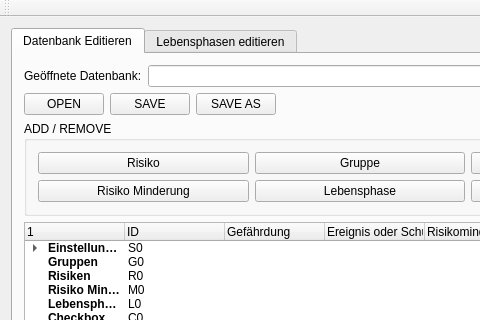
Old version of the form risk_manager.ui in the repository FlorianWeber1018/RiskManager; both pictures show x 0 to 480 and y 0 to 320 of the 936 by 845 pixel window.
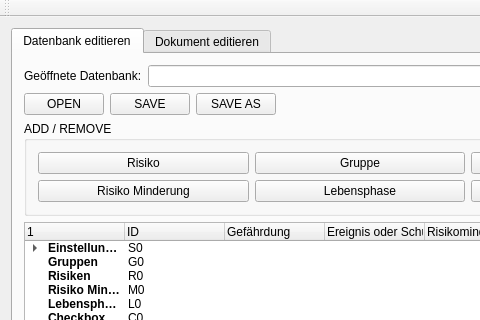
New version of the form.

Patch:
```diff
--- a/risk_manager.ui
+++ b/risk_manager.ui
@@ -40,7 +40,7 @@
       </property>
       <widget class="QWidget" name="tab">
        <attribute name="title">
-        <string>Datenbank Editieren</string>
+        <string>Datenbank editieren</string>
        </attribute>
        <layout class="QVBoxLayout" name="verticalLayout_4">
         <item>
@@ -603,7 +603,7 @@
       </widget>
       <widget class="QWidget" name="tab_2">
        <attribute name="title">
-        <string>Lebensphasen editieren</string>
+        <string>Dokument editieren</string>
        </attribute>
        <layout class="QVBoxLayout" name="verticalLayout_3">
         <item>
```
